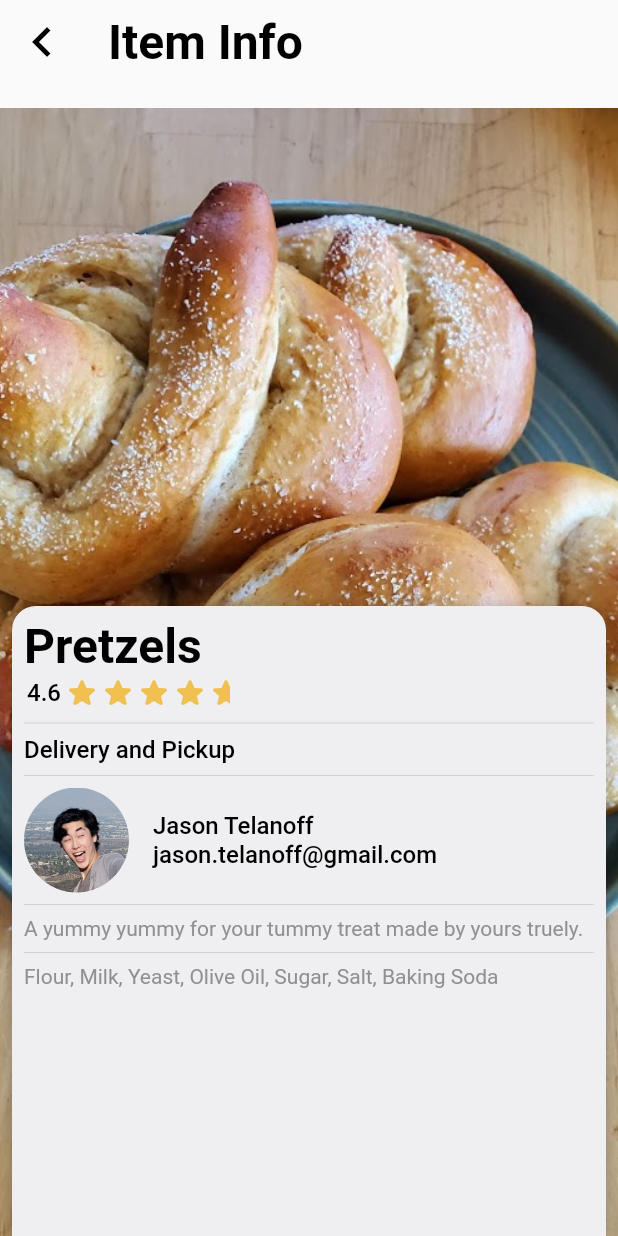
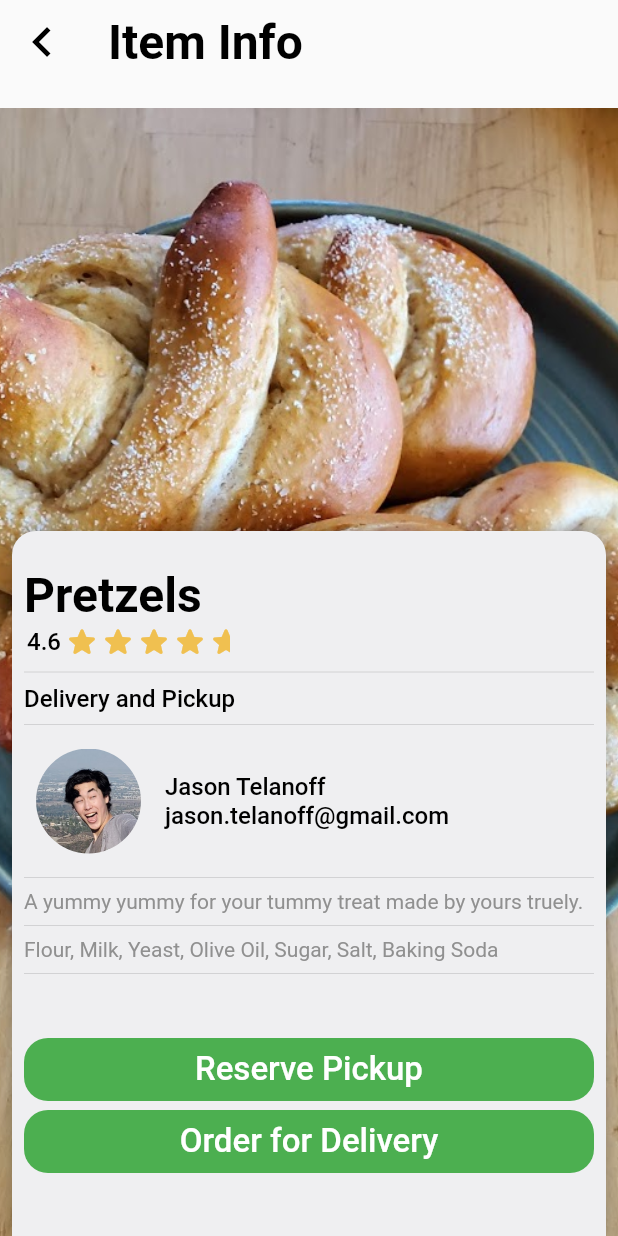
Before and after one commit to Cofu-HackSC/client, a Flutter app: the screen it shows after launch, after a tap on "Pretzels", on a phone screen of 412 x 824 dp. Run offline on Flutter 3.47's test engine with Material 2 defaults, Android fonts, the phone set to English and light mode, and no system bars; drawn by our look-alikes of sliding_up_panel; missing offline and left inert: dart:html.

Commit message:
good enough for now

```diff
--- a/app/lib/pages/item_info.dart
+++ b/app/lib/pages/item_info.dart
@@ -1,3 +1,4 @@
+import 'package:app/components/button.dart';
 import 'package:app/components/header.dart';
 import 'package:app/components/themed_text.dart';
 import 'package:app/global/app_theme.dart';
@@ -17,10 +18,11 @@ class ItemInfoPage extends StatelessWidget {
       borderRadius: BorderRadius.only(
           topLeft: Radius.circular(16), topRight: Radius.circular(16)),
       color: AppTheme.backgroundLighGray,
-      minHeight: 420,
-      maxHeight: 560,
+      minHeight: 470,
+      maxHeight: 570,
       parallaxEnabled: true,
       parallaxOffset: 0.2,
+      padding: EdgeInsets.only(top: 16),
       panel: Column(
         crossAxisAlignment: CrossAxisAlignment.start,
         children: [
@@ -40,7 +42,11 @@ class ItemInfoPage extends StatelessWidget {
                     // type: Type.subtitle,
                     ),
                 Divider(),
-                Row(
+                TextButton(
+                  onPressed: () {
+                    // Go to the profile
+                  },
+                  child: Row(
                     children: [
                       ClipOval(
                         child: Image.asset(
@@ -58,6 +64,7 @@ class ItemInfoPage extends StatelessWidget {
                       ),
                     ],
                   ),
+                ),
                 Divider(),
                 ThemedText(
                   item.description,
@@ -68,12 +75,33 @@ class ItemInfoPage extends StatelessWidget {
                   item.ingredients,
                   type: Type.subtitle,
                 ),
+                Divider(),
+                SizedBox(height: 32),
+                SizedBox(
+                  width: double.infinity,
+                  child: Button(
+                    'Reserve Pickup',
+                    onPressed: () {
+                      // Order Pickup
+                    },
+                  ),
+                ),
+                SizedBox(
+                  width: double.infinity,
+                  child: Button(
+                    'Order for Delivery',
+                    onPressed: () {
+                      // Order Delivery
+                    },
+                  ),
+                ),
               ],
             ),
           )
         ],
       ),
       body: CustomScrollView(
+        physics: NeverScrollableScrollPhysics(),
         slivers: [
           SliverAppBar(
             pinned: true,
```
Lines whose indentation alone changed are shown as unchanged.
